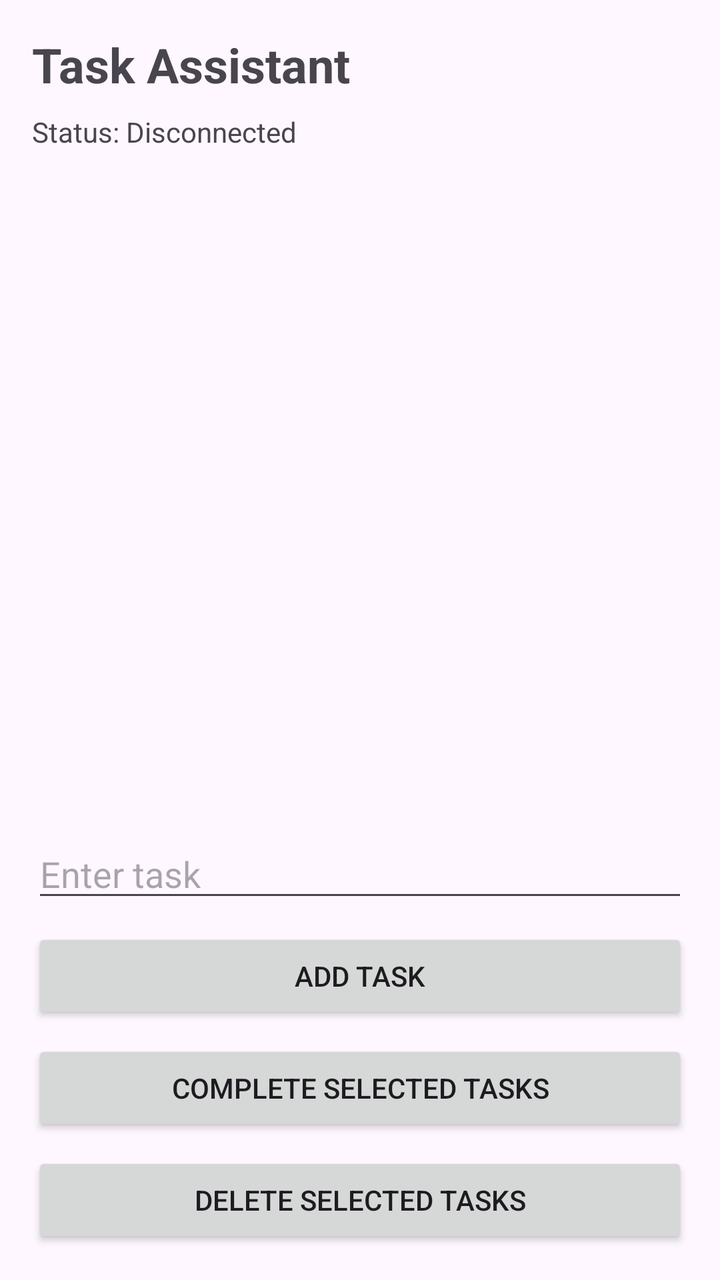
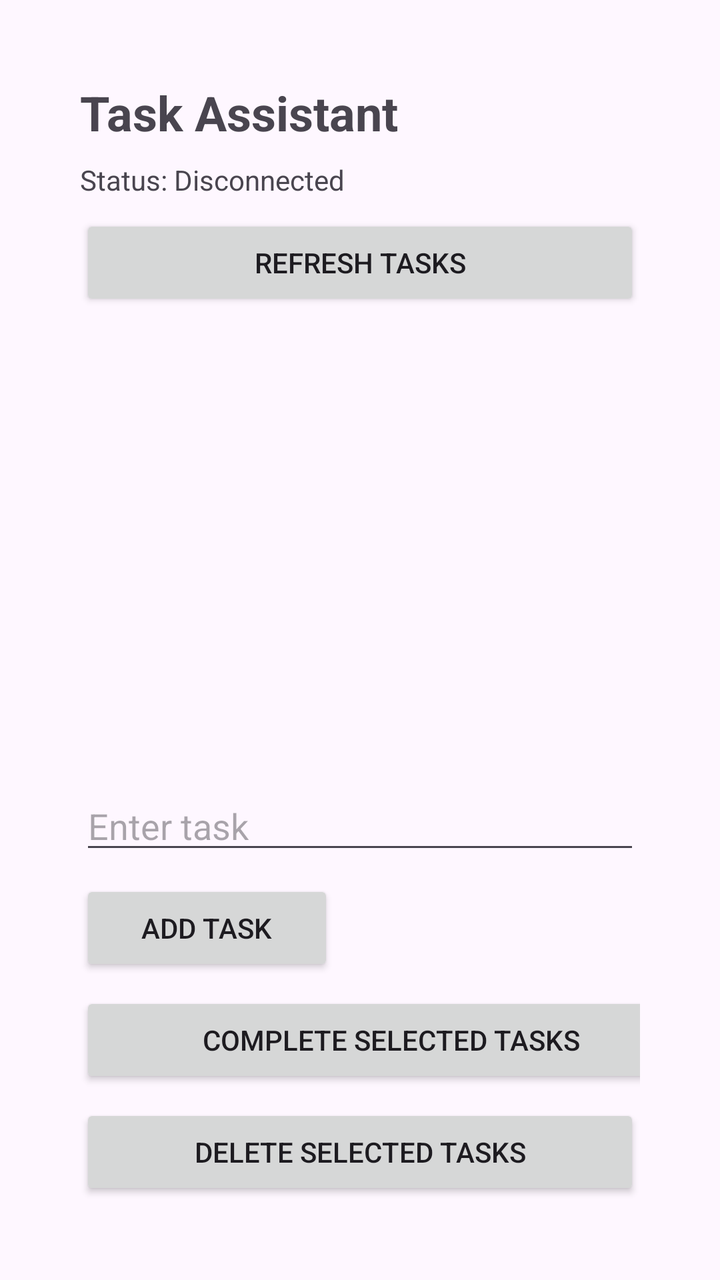

Screens rendered from an Android XML layout before and after an edit, with the pre-edit source and the edit as a unified diff.
<!-- AndroidManifest.xml: application theme Theme.TaskAssistantApp -->
<!-- res/layout/activity_main.xml -->
<?xml version="1.0" encoding="utf-8"?>
<LinearLayout
    xmlns:android="http://schemas.android.com/apk/res/android"
    android:layout_width="match_parent"
    android:layout_height="match_parent"
    android:orientation="vertical"
    android:padding="16dp">

    <TextView
        android:layout_width="wrap_content"
        android:layout_height="wrap_content"
        android:text="@string/title"
        android:textSize="24sp"
        android:textStyle="bold" />

    <TextView
        android:id="@+id/statusText"
        android:layout_width="wrap_content"
        android:layout_height="wrap_content"
        android:text="@string/status_disconnected"
        android:layout_marginTop="8dp" />

    <ListView
        android:id="@+id/taskListView"
        android:layout_width="match_parent"
        android:layout_height="0dp"
        android:layout_weight="1"
        android:layout_marginTop="16dp" />

    <EditText
        android:id="@+id/taskInput"
        android:layout_width="match_parent"
        android:layout_height="wrap_content"
        android:hint="@string/hint_enter_task"
        android:inputType="text"
        android:imeOptions="actionDone"
        android:autofillHints=""
        android:layout_marginTop="8dp" />

    <Button
        android:id="@+id/addTaskButton"
        android:layout_width="match_parent"
        android:layout_height="wrap_content"
        android:text="@string/add_task"
        android:layout_marginTop="8dp" />

    <Button
        android:id="@+id/completeTasksButton"
        android:layout_width="match_parent"
        android:layout_height="wrap_content"
        android:text="@string/complete_selected"
        android:layout_marginTop="8dp" />

    <Button
        android:id="@+id/deleteTasksButton"
        android:layout_width="match_parent"
        android:layout_height="wrap_content"
        android:text="@string/delete_selected"
        android:layout_marginTop="8dp" />

</LinearLayout>
<!-- resources referenced by this layout -->
<resources>
  <string name="add_task">Add Task</string>
  <string name="complete_selected">Complete Selected Tasks</string>
  <string name="delete_selected">Delete Selected Tasks</string>
  <string name="hint_enter_task">Enter task</string>
  <string name="status_disconnected">Status: Disconnected</string>
  <string name="title">Task Assistant</string>
  <style name="Theme.TaskAssistantApp" parent="Base.Theme.TaskAssistantApp" />
  <style name="Base.Theme.TaskAssistantApp" parent="Theme.Material3.DayNight.NoActionBar">
          
          
      </style>
</resources>

<!-- the commit's change to res/layout/activity_main.xml (unified diff, before → after) -->
@@ -1,10 +1,9 @@
 <?xml version="1.0" encoding="utf-8"?>
-<LinearLayout
-    xmlns:android="http://schemas.android.com/apk/res/android"
+<LinearLayout xmlns:android="http://schemas.android.com/apk/res/android"
     android:layout_width="match_parent"
     android:layout_height="match_parent"
     android:orientation="vertical"
-    android:padding="16dp">
+    android:padding="40dp">
 
     <TextView
         android:layout_width="wrap_content"
@@ -17,45 +16,52 @@
         android:id="@+id/statusText"
         android:layout_width="wrap_content"
         android:layout_height="wrap_content"
-        android:text="@string/status_disconnected"
-        android:layout_marginTop="8dp" />
+        android:layout_marginTop="8dp"
+        android:text="@string/status_disconnected" />
+
+    <Button
+        android:id="@+id/refreshTasksButton"
+        android:layout_width="match_parent"
+        android:layout_height="wrap_content"
+        android:layout_marginTop="8dp"
+        android:text="Refresh Tasks" />
 
     <ListView
         android:id="@+id/taskListView"
-        android:layout_width="match_parent"
-        android:layout_height="0dp"
-        android:layout_weight="1"
-        android:layout_marginTop="16dp" />
+        android:layout_width="wrap_content"
+        android:layout_height="368dp"
+        android:layout_marginTop="16dp"
+        android:layout_weight="1" />
 
     <EditText
         android:id="@+id/taskInput"
         android:layout_width="match_parent"
         android:layout_height="wrap_content"
+        android:layout_marginTop="8dp"
+        android:autofillHints=""
         android:hint="@string/hint_enter_task"
-        android:inputType="text"
         android:imeOptions="actionDone"
-        android:autofillHints=""
-        android:layout_marginTop="8dp" />
+        android:inputType="text" />
 
     <Button
         android:id="@+id/addTaskButton"
-        android:layout_width="match_parent"
+        android:layout_width="127dp"
         android:layout_height="wrap_content"
-        android:text="@string/add_task"
-        android:layout_marginTop="8dp" />
+        android:layout_marginTop="8dp"
+        android:text="@string/add_task" />
 
     <Button
         android:id="@+id/completeTasksButton"
-        android:layout_width="match_parent"
+        android:layout_width="311dp"
         android:layout_height="wrap_content"
-        android:text="@string/complete_selected"
-        android:layout_marginTop="8dp" />
+        android:layout_marginTop="8dp"
+        android:text="@string/complete_selected" />
 
     <Button
         android:id="@+id/deleteTasksButton"
         android:layout_width="match_parent"
         android:layout_height="wrap_content"
-        android:text="@string/delete_selected"
-        android:layout_marginTop="8dp" />
+        android:layout_marginTop="8dp"
+        android:text="@string/delete_selected" />
 
 </LinearLayout>
